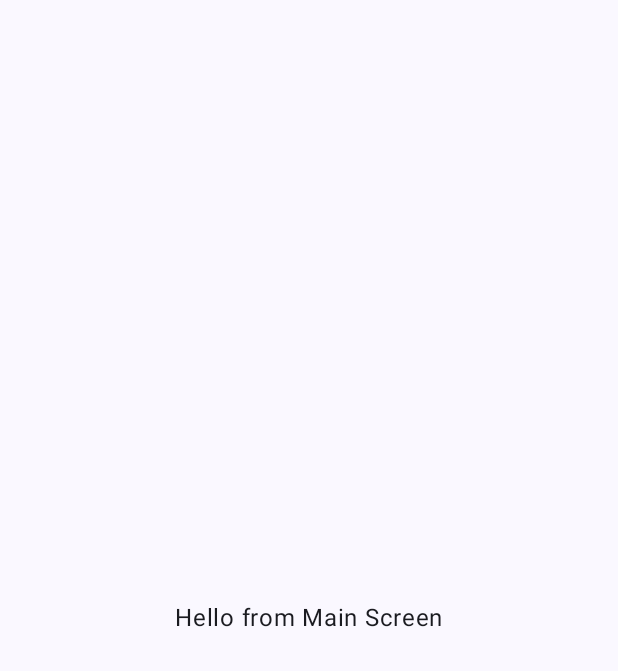
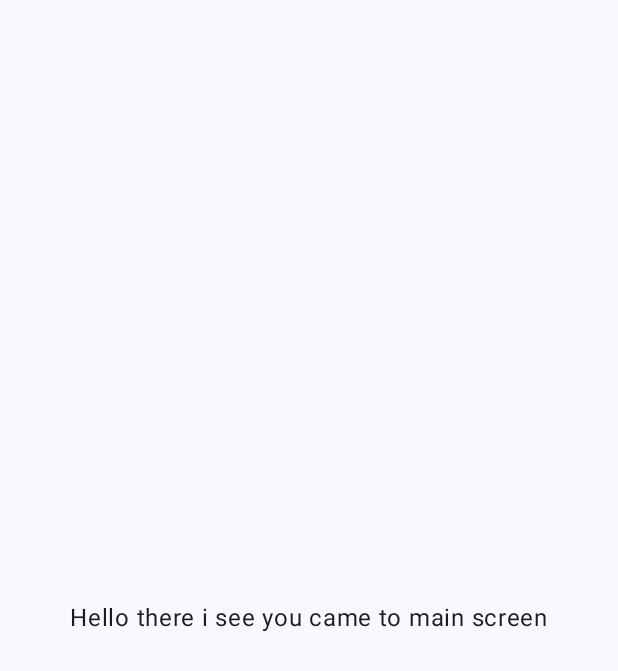
Before and after one commit to MohammedYusuf-123/MeteoFlow, an Android app built with Jetpack Compose: the screen it shows after launch (MainActivity), on a phone screen of 412 x 824 dp. Shown: the top 671 px of the screen. Run offline under Robolectric (Android 15) with nearby library versions, the phone set to English and light mode, and no system bars; our stand-ins replace Dagger/Hilt's generated code.

Commit message:
- Made changes in the main screen.

```diff
--- a/app/src/main/java/com/devcosmosstudio/meteoflow/screens/main/MainScreen.kt
+++ b/app/src/main/java/com/devcosmosstudio/meteoflow/screens/main/MainScreen.kt
@@ -6,8 +6,8 @@ import androidx.compose.runtime.Composable
 import androidx.navigation.NavController
 
 @Composable
-fun MainScreen(navController: NavController){
+fun MainScreen(navController: NavController) {
     Surface {
-        Text(text = "Hello from Main Screen")
+        Text(text = "Hello there i see you came to main screen")
     }
 }
```
